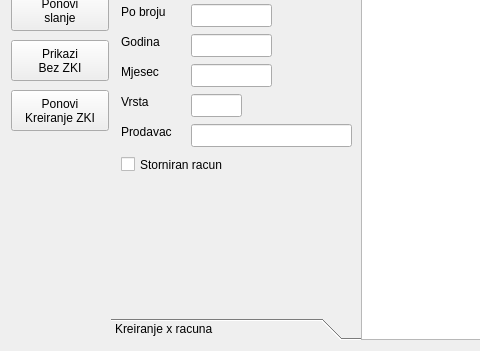
Before: the Qt Designer form ui/frmpregdokum.ui in IgorCreates/kasaqt, drawn with Qt 5; both pictures show x 0 to 480 and y 221 to 572 of the 712 by 572 pixel window.
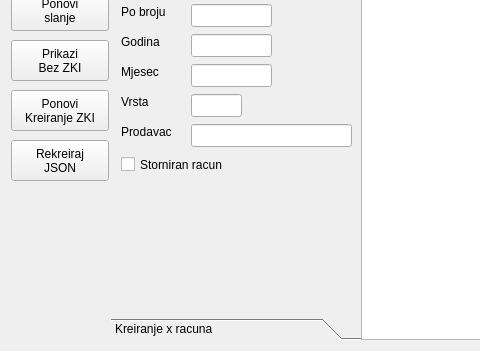
After: the same form once the commit is applied. The open tabs and pages were chosen to show the change. Icons and pictures are not drawn.

Patch:
```diff
--- a/ui/frmpregdokum.ui
+++ b/ui/frmpregdokum.ui
@@ -346,6 +346,20 @@
 Kreiranje ZKI</string>
            </property>
           </widget>
+          <widget class="QPushButton" name="btnRekreirajJson">
+           <property name="geometry">
+            <rect>
+             <x>0</x>
+             <y>200</y>
+             <width>98</width>
+             <height>41</height>
+            </rect>
+           </property>
+           <property name="text">
+            <string>Rekreiraj
+JSON</string>
+           </property>
+          </widget>
          </widget>
         </widget>
        </item>
```
Left out of the diff: 2 changed lines with no effect on the pictures.
